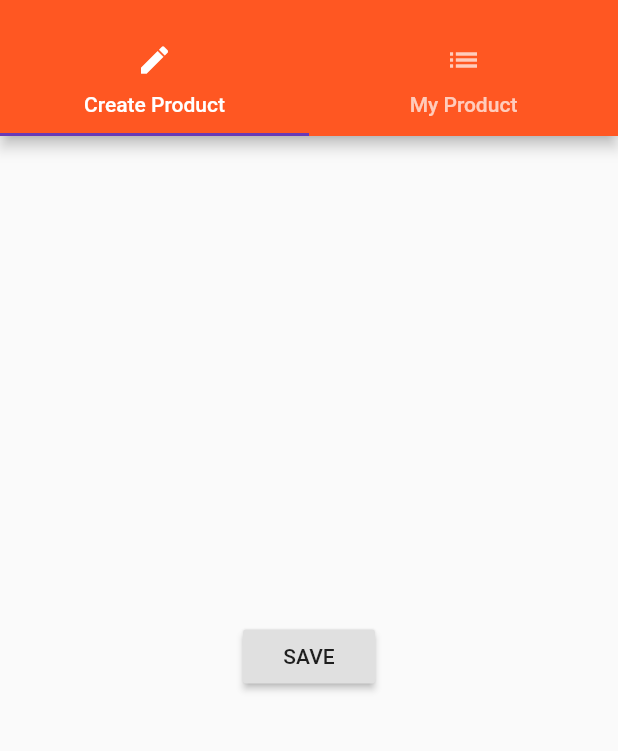
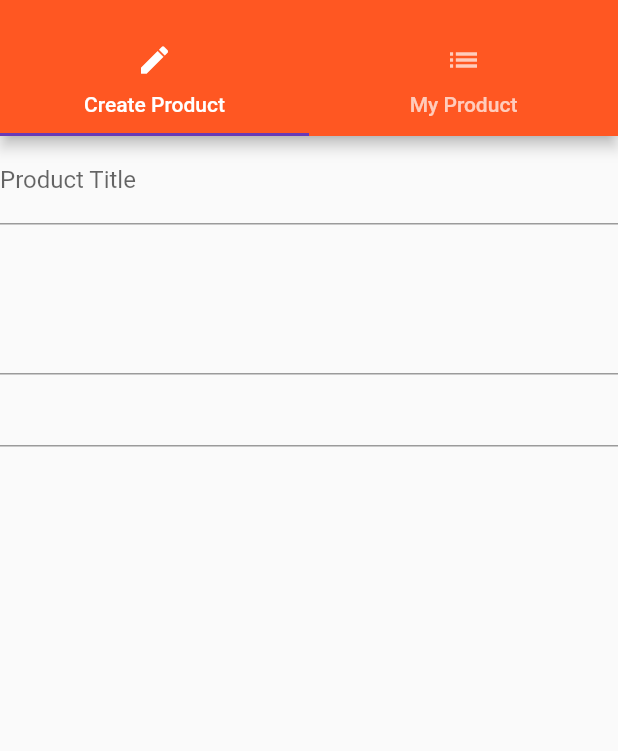
Before and after one commit to ShankarDhandapani/My-First-Flutter-App, a Flutter app: the ProductsAdminPage screen opened by its route, on a phone screen of 412 x 824 dp, the part 59-810 px from its top. Run offline on Flutter 3.47's test engine with Material 2 defaults, Android fonts, the phone set to English and light mode, and no system bars.

Commit message:
Added some text fields

```diff
--- a/lib/pages/product_create.dart
+++ b/lib/pages/product_create.dart
@@ -1,24 +1,48 @@
 import 'package:flutter/material.dart';
 
-class ProductCreatePage extends StatelessWidget {
+class ProductCreatePage extends StatefulWidget {
+  @override
+  State<StatefulWidget> createState() {
+    // TODO: implement createElement
+    return _ProductCreatePageSate();
+  }
+}
+
+class _ProductCreatePageSate extends State<ProductCreatePage> {
+  String titleValue = '';
+  String descriptionValue = '';
+  double priceValue;
+
   @override
   Widget build(BuildContext context) {
     // TODO: implement build
-    return Center(
-      child: Center(
-        child: RaisedButton(
-          child: Text('SAVE'),
-          onPressed: () {
-            showModalBottomSheet(
-                context: context,
-                builder: (BuildContext context) {
-                  return Center(
-                    child: Text('This is a Model !!!'),
-                  );
-                });
+    return Column(
+      children: <Widget>[
+        TextField(
+          decoration: InputDecoration(labelText: 'Product Title'),
+          onChanged: (String value) {
+            setState(() {
+              titleValue = value;
+            });
           },
         ),
-      ),
+        TextField(
+
+          maxLines: 4,
+          onChanged: (String value) {
+            setState(() {
+              descriptionValue = value;
+            });
+          },
+        ),TextField(
+          keyboardType: TextInputType.number,
+          onChanged: (String value) {
+            setState(() {
+              priceValue = double.parse(value);
+            });
+          },
+        ),
+      ],
     );
   }
 }
```
